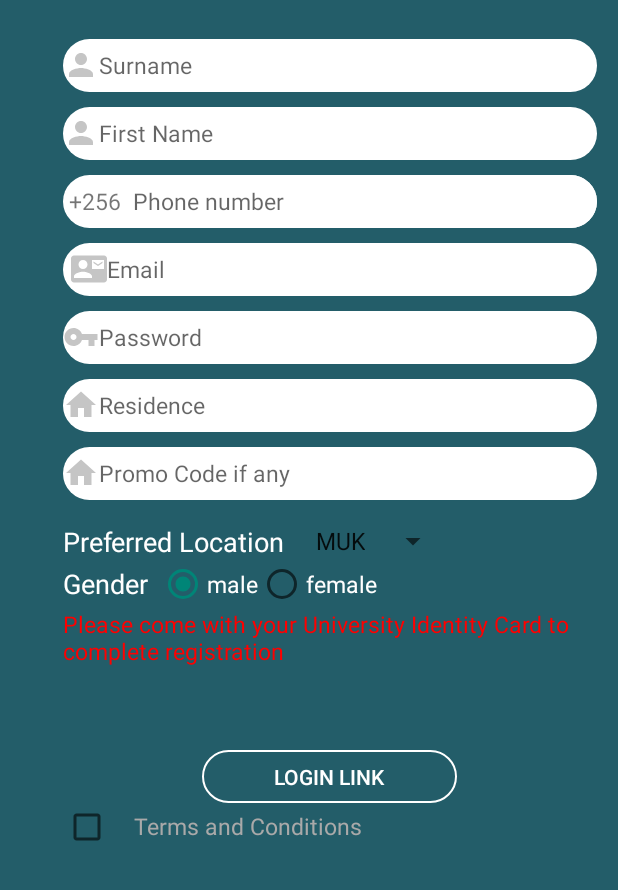
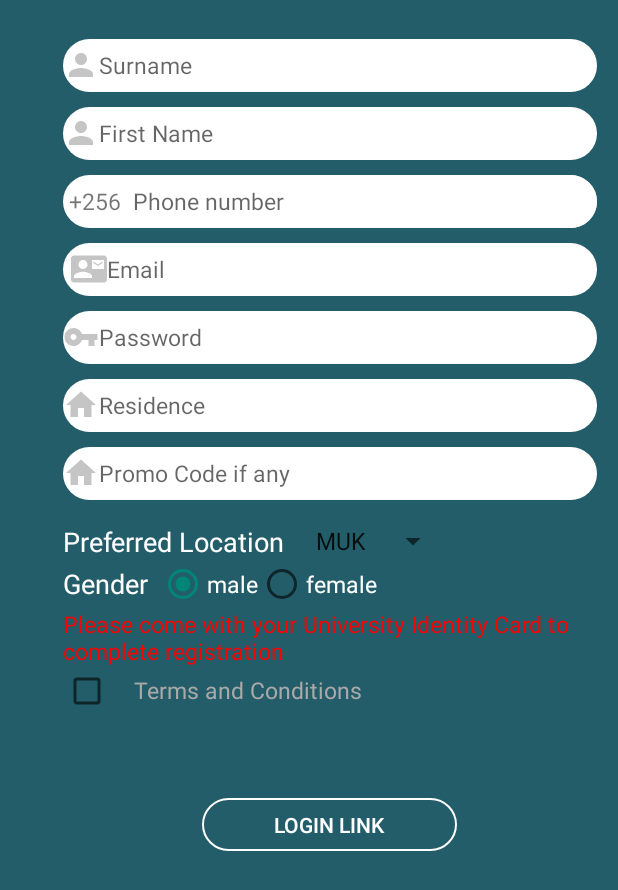
Before and after one commit to mugabi2/digitalbikes, an Android app: the registration screen opened directly, with no data from a screen before it, on a phone screen of 412 x 824 dp. Shown: the top 890 px of the screen. Run offline under Robolectric (Android 15) with nearby library versions, the phone set to English and light mode, and no system bars.

```diff
--- a/app/src/main/res/layout/activity_registration.xml
+++ b/app/src/main/res/layout/activity_registration.xml
@@ -130,7 +130,7 @@
                 android:textSize="7pt" />
 
             <EditText
-                android:id="@+id/promocodeif"
+                android:id="@+id/pcodeif"
                 android:layout_width="match_parent"
                 android:layout_height="35dp"
                 android:layout_marginTop="10dp"
@@ -221,6 +221,26 @@
                 android:text="Please come with your University Identity Card to complete registration"
                 android:textColor="#ff0000"
                 android:textSize="7pt" />
+            <LinearLayout
+                android:layout_width="wrap_content"
+                android:layout_height="wrap_content"
+                android:orientation="horizontal">
+                <CheckBox
+                    android:id="@+id/check"
+                    android:layout_width="match_parent"
+                    android:layout_height="wrap_content"
+                    android:text="" />
+
+                <TextView
+                    android:layout_width="wrap_content"
+                    android:layout_height="wrap_content"
+                    android:onClick="TACwebsite"
+                    android:paddingLeft="15dp"
+                    android:text="Terms and Conditions"
+                    android:textColor="#a9a9a9"
+                    android:textSize="7pt" />
+
+            </LinearLayout>
 
             <Button
                 android:id="@+id/signup"
@@ -244,26 +264,6 @@
                 android:text="Login link"
                 android:textColor="#ffffff" />
 
-            <LinearLayout
-                android:layout_width="wrap_content"
-                android:layout_height="wrap_content"
-                android:orientation="horizontal">
-            <CheckBox
-                android:id="@+id/check"
-                android:layout_width="match_parent"
-                android:layout_height="wrap_content"
-                android:text="" />
-
-            <TextView
-                android:layout_width="wrap_content"
-                android:layout_height="wrap_content"
-                android:onClick="TACwebsite"
-                android:paddingLeft="15dp"
-                android:text="Terms and Conditions"
-                android:textColor="#a9a9a9"
-                android:textSize="7pt" />
-
-            </LinearLayout>
 
         </LinearLayout>
 
```
Also changed, not shown: app/src/main/java/com/stardigitalbikes/samuelhimself/bible1/LOGIN.java (+7 -4 lines), app/src/main/java/com/stardigitalbikes/samuelhimself/bible1/registration.java (+42 -18 lines), app/src/main/res/layout/terms_and_conditions.xml (added, +19 -0 lines).
